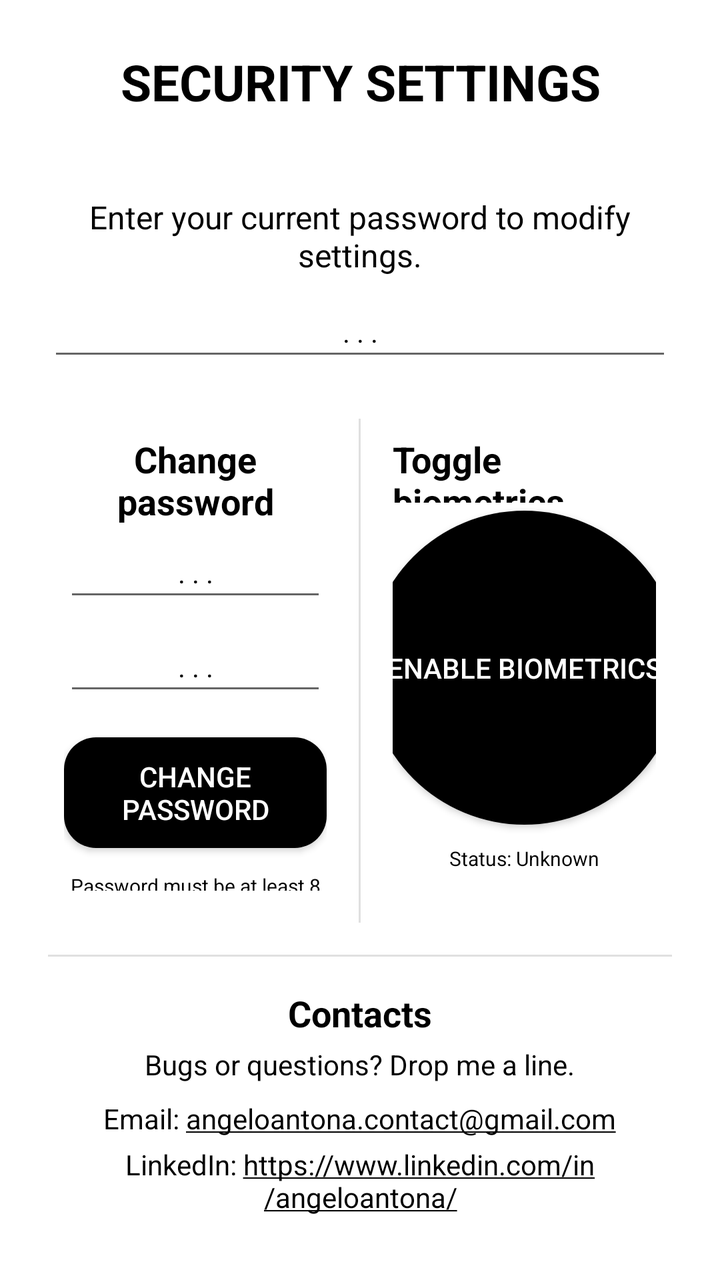
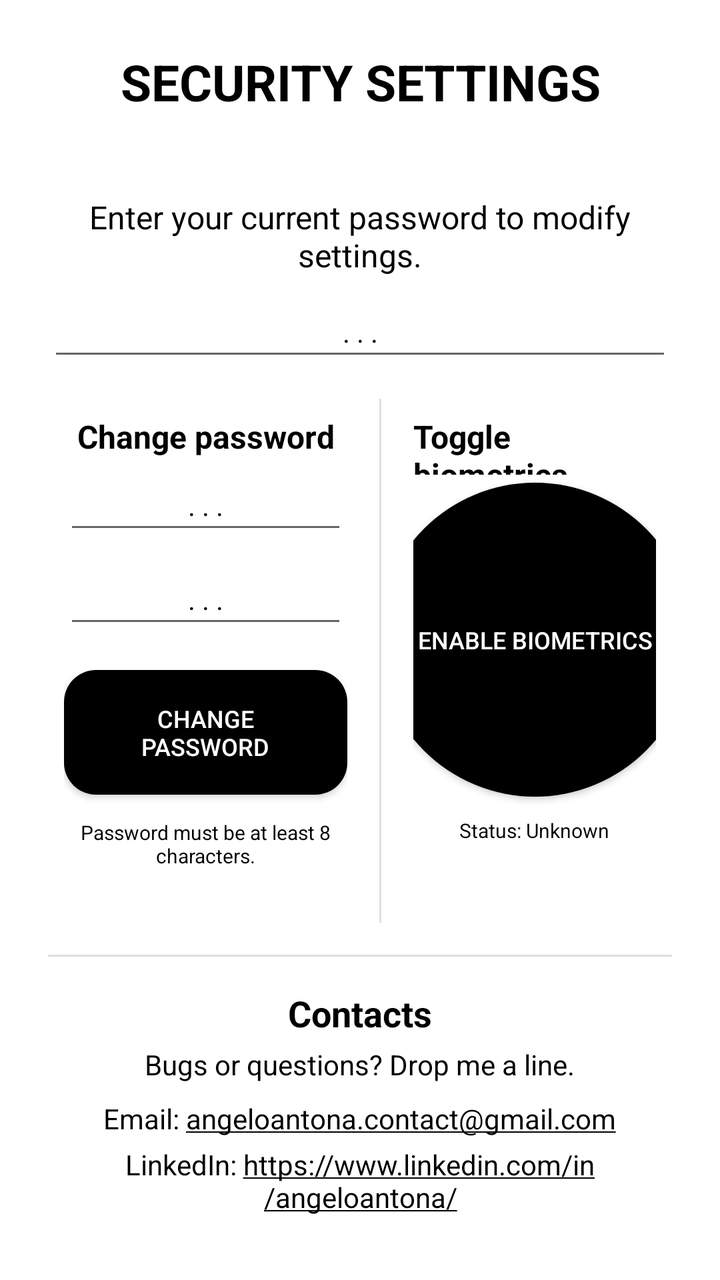

Two renders of the same Android screen: before a commit and after it. Below are the layout's source before the change and the commit's diff.
<!-- AndroidManifest.xml: application theme Theme.SuperSecureNotes -->
<!-- res/layout/activity_mod_lock.xml -->
<?xml version="1.0" encoding="utf-8"?>
<LinearLayout
    xmlns:android="http://schemas.android.com/apk/res/android"
    android:layout_width="match_parent"
    android:layout_height="match_parent"
    android:orientation="vertical"
    android:background="?android:colorBackground"
    android:padding="24dp">

    
    <TextView
        android:id="@+id/screenTitle"
        android:layout_width="wrap_content"
        android:layout_height="wrap_content"
        android:text="SECURITY SETTINGS"
        android:textStyle="bold"
        android:textSize="25sp"
        android:textColor="?android:textColorPrimary"
        android:layout_gravity="center_horizontal"
        android:gravity="center"
        android:layout_marginBottom="40dp" />

    
    <TextView
        android:id="@+id/currentPasswordInstruction"
        android:layout_width="wrap_content"
        android:layout_height="wrap_content"
        android:layout_gravity="center_horizontal"
        android:gravity="center"
        android:layout_marginBottom="8dp"
        android:text="Enter your current password to modify settings."
        android:textColor="?android:textColorPrimary"
        android:textSize="16sp" />

    
    <EditText
        android:id="@+id/previousPasswordEditText"
        android:layout_width="match_parent"
        android:layout_height="wrap_content"
        android:hint=". . ."
        android:inputType="textPassword"
        android:padding="10dp"
        android:textSize="14sp"
        android:gravity="center"
        android:textColor="?android:textColorPrimary"
        android:textColorHint="?android:textColorPrimary"
        android:layout_marginBottom="24dp" />

    
    <LinearLayout
        android:layout_width="match_parent"
        android:layout_height="0dp"
        android:layout_weight="1"
        android:orientation="horizontal">

        
        <LinearLayout
            android:layout_width="0dp"
            android:layout_height="match_parent"
            android:layout_weight="1"
            android:orientation="vertical"
            android:padding="8dp">

            
            <TextView
                android:id="@+id/changePasswordHeader"
                android:layout_width="wrap_content"
                android:layout_height="wrap_content"
                android:text="Change password"
                android:textStyle="bold"
                android:textSize="18sp"
                android:textColor="?android:textColorPrimary"
                android:layout_gravity="center_horizontal"
                android:gravity="center"
                android:layout_marginBottom="4dp" />

            

            <EditText
                android:id="@+id/newPasswordEditText"
                android:layout_width="match_parent"
                android:layout_height="wrap_content"
                android:hint=". . ."
                android:inputType="textPassword"
                android:padding="10dp"
                android:textSize="14sp"
                android:gravity="center"
                android:textColor="?android:textColorPrimary"
                android:textColorHint="?android:textColorPrimary"
                android:layout_marginBottom="8dp" />

            

            
            <EditText
                android:id="@+id/repeatNewPasswordEditText"
                android:layout_width="match_parent"
                android:layout_height="wrap_content"
                android:hint=". . ."
                android:inputType="textPassword"
                android:padding="10dp"
                android:textSize="14sp"
                android:gravity="center"
                android:textColor="?android:textColorPrimary"
                android:textColorHint="?android:textColorPrimary"
                android:layout_marginBottom="16dp" />

            

            <Button
                android:id="@+id/savePasswordButton"
                android:layout_width="wrap_content"
                android:layout_height="wrap_content"
                android:text="Change Password"
                android:background="@drawable/rounded_button"
                android:padding="10dp"
                android:textColor="?android:colorBackground"
                android:layout_gravity="center_horizontal" />

            <TextView
                android:id="@+id/passwordStrengthTextView"
                android:layout_width="wrap_content"
                android:layout_height="wrap_content"
                android:layout_gravity="center_horizontal"
                android:layout_marginBottom="8dp"
                android:gravity="center"
                android:paddingTop="12dp"

                android:text="Password must be at least 8 characters."
                android:textColor="?android:textColorPrimary"
                android:textSize="10sp" />

        </LinearLayout>

        
        <View
            android:layout_width="1dp"
            android:layout_height="match_parent"
            android:layout_marginHorizontal="8dp"
            android:background="?android:dividerHorizontal" />

        
        <LinearLayout
            android:layout_width="0dp"
            android:layout_height="match_parent"
            android:layout_weight="1"
            android:orientation="vertical"
            android:padding="8dp">

            
            <TextView
                android:id="@+id/biometricHeader"
                android:layout_width="wrap_content"
                android:layout_height="34dp"
                android:layout_gravity="center_horizontal"
                android:layout_marginBottom="4dp"
                android:gravity="top"
                android:text="Toggle biometrics"
                android:textColor="?android:textColorPrimary"
                android:textSize="18sp"
                android:textStyle="bold" />

            

            <Button
                android:id="@+id/enableBiometricButton"
                android:layout_width="157dp"
                android:layout_height="157dp"
                android:layout_gravity="center_horizontal"
                android:background="@drawable/round_button"
                android:text="Enable Biometrics"
                android:textColor="?android:colorBackground" />

            <TextView
                android:id="@+id/biometricStatusTextView"
                android:layout_width="wrap_content"
                android:layout_height="wrap_content"
                android:layout_gravity="center_horizontal"
                android:gravity="center"
                android:text="Status: Unknown"
                android:paddingTop="10dp"
                android:textColor="?android:textColorPrimary"
                android:textSize="10sp" />

        </LinearLayout>
    </LinearLayout>

    
    <View
        android:layout_width="match_parent"
        android:layout_height="1dp"
        android:layout_marginVertical="16dp"
        android:background="?android:dividerHorizontal" />

    
    <LinearLayout
        android:layout_width="match_parent"
        android:layout_height="wrap_content"
        android:orientation="vertical"
        android:gravity="center_horizontal">

        <TextView
            android:id="@+id/contactsHeader"
            android:layout_width="wrap_content"
            android:layout_height="wrap_content"
            android:text="Contacts"
            android:textStyle="bold"
            android:textSize="18sp"
            android:textColor="?android:textColorPrimary"
            android:gravity="center"
            android:layout_marginBottom="4dp" />

        
        <TextView
            android:id="@+id/contactPrompt"
            android:layout_width="wrap_content"
            android:layout_height="wrap_content"
            android:text="Bugs or questions? Drop me a line."
            android:textSize="14sp"
            android:textColor="?android:textColorPrimary"
            android:gravity="center"
            android:layout_marginBottom="8dp" />

        <TextView
            android:id="@+id/emailInfo"
            android:layout_width="wrap_content"
            android:layout_height="wrap_content"
            android:text="Email: angeloantona.contact@gmail.com"
            android:autoLink="email"
            android:linksClickable="true"
            android:textColor="?android:textColorPrimary"
            android:textSize="14sp"
            android:gravity="center"
            android:layout_marginBottom="4dp" />

        <TextView
            android:id="@+id/linkedinInfo"
            android:layout_width="wrap_content"
            android:layout_height="wrap_content"
            android:text="LinkedIn: https://www.linkedin.com/in/angeloantona/"
            android:autoLink="web"
            android:linksClickable="true"
            android:textColor="?android:textColorPrimary"
            android:textSize="14sp"
            android:gravity="center"
            android:layout_marginBottom="8dp" />
    </LinearLayout>
</LinearLayout>
<!-- resources referenced by this layout -->
<resources>
  <!-- drawable round_button (drawable) -->
  <?xml version="1.0" encoding="utf-8"?>
  <shape xmlns:android="http://schemas.android.com/apk/res/android"
      android:shape="oval">
      <solid android:color="?android:attr/textColorPrimary" />
  </shape>
  <!-- drawable rounded_button (drawable) -->
  <shape xmlns:android="http://schemas.android.com/apk/res/android">
      
      <solid android:color="?android:attr/textColorPrimary" />
  
      
      <corners android:radius="16dp" />
  </shape>
  <style name="Theme.SuperSecureNotes" parent="Theme.AppCompat.Light.NoActionBar">
          <item name="android:colorBackground">@color/primaryBackgroundColor</item>
          <item name="android:windowLayoutInDisplayCutoutMode">shortEdges</item>
          <item name="android:textColorPrimary">@color/primaryTextColor</item>
          <item name="colorPrimaryDark">@color/primaryBackgroundColor</item>
          <item name="colorAccent">@color/black</item>
  
          
          <item name="actionModeBackground">@color/primaryBackgroundColor</item>
          <item name="actionModeSplitBackground">@color/primaryBackgroundColor</item>
          <item name="actionModeCloseDrawable">@android:drawable/ic_menu_close_clear_cancel</item>
          <item name="android:windowDrawsSystemBarBackgrounds">true</item>
          <item name="android:statusBarColor">@color/primaryBackgroundColor</item>
          <item name="android:navigationBarColor">@color/primaryBackgroundColor</item>
  
          
          <item name="alertDialogTheme">@style/CustomAlertDialogTheme.Light</item>
      </style>
  <color name="primaryBackgroundColor">#FFFFFF</color>
  <color name="primaryTextColor">#000000</color>
  <color name="black">#000000</color>
  <style name="CustomAlertDialogTheme.Light" parent="ThemeOverlay.AppCompat.Dialog.Alert">
          <item name="android:colorBackground">@color/primaryBackgroundColor</item>
          <item name="android:textColorPrimary">@color/primaryTextColor</item>
      </style>
</resources>

<!-- the commit's change to res/layout/activity_mod_lock.xml (unified diff, before → after) -->
@@ -44,12 +44,12 @@
         android:gravity="center"
         android:textColor="?android:textColorPrimary"
         android:textColorHint="?android:textColorPrimary"
-        android:layout_marginBottom="24dp" />
+        android:layout_marginBottom="14dp" />
 
     
     <LinearLayout
-        android:layout_width="match_parent"
-        android:layout_height="0dp"
+        android:layout_width="wrap_content"
+        android:layout_height="329dp"
         android:layout_weight="1"
         android:orientation="horizontal">
 
@@ -66,56 +66,53 @@
                 android:id="@+id/changePasswordHeader"
                 android:layout_width="wrap_content"
                 android:layout_height="wrap_content"
+                android:layout_gravity="center_horizontal"
+                android:layout_marginBottom="4dp"
+                android:gravity="center"
                 android:text="Change password"
-                android:textStyle="bold"
-                android:textSize="18sp"
-                android:textColor="?android:textColorPrimary"
-                android:layout_gravity="center_horizontal"
-                android:gravity="center"
-                android:layout_marginBottom="4dp" />
-
-            
-
+                android:textColor="?android:textColorPrimary"
+                android:textSize="16sp"
+                android:textStyle="bold" />
+
+            
             <EditText
                 android:id="@+id/newPasswordEditText"
                 android:layout_width="match_parent"
                 android:layout_height="wrap_content"
+                android:layout_marginBottom="8dp"
+                android:gravity="center"
                 android:hint=". . ."
                 android:inputType="textPassword"
                 android:padding="10dp"
-                android:textSize="14sp"
-                android:gravity="center"
                 android:textColor="?android:textColorPrimary"
                 android:textColorHint="?android:textColorPrimary"
-                android:layout_marginBottom="8dp" />
-
-            
+                android:textSize="14sp" />
 
             
             <EditText
                 android:id="@+id/repeatNewPasswordEditText"
                 android:layout_width="match_parent"
                 android:layout_height="wrap_content"
+                android:layout_marginBottom="16dp"
+                android:gravity="center"
                 android:hint=". . ."
                 android:inputType="textPassword"
                 android:padding="10dp"
-                android:textSize="14sp"
-                android:gravity="center"
                 android:textColor="?android:textColorPrimary"
                 android:textColorHint="?android:textColorPrimary"
-                android:layout_marginBottom="16dp" />
-
-            
-
+                android:textSize="14sp" />
+
+            
             <Button
                 android:id="@+id/savePasswordButton"
                 android:layout_width="wrap_content"
                 android:layout_height="wrap_content"
+                android:layout_gravity="center_horizontal"
+                android:background="@drawable/rounded_button"
+                android:padding="16dp"
                 android:text="Change Password"
-                android:background="@drawable/rounded_button"
-                android:padding="10dp"
                 android:textColor="?android:colorBackground"
-                android:layout_gravity="center_horizontal" />
+                android:textSize="12sp" />
 
             <TextView
                 android:id="@+id/passwordStrengthTextView"
@@ -125,7 +122,6 @@
                 android:layout_marginBottom="8dp"
                 android:gravity="center"
                 android:paddingTop="12dp"
-
                 android:text="Password must be at least 8 characters."
                 android:textColor="?android:textColorPrimary"
                 android:textSize="10sp" />
@@ -151,17 +147,16 @@
             <TextView
                 android:id="@+id/biometricHeader"
                 android:layout_width="wrap_content"
-                android:layout_height="34dp"
+                android:layout_height="30dp"
                 android:layout_gravity="center_horizontal"
                 android:layout_marginBottom="4dp"
                 android:gravity="top"
                 android:text="Toggle biometrics"
                 android:textColor="?android:textColorPrimary"
-                android:textSize="18sp"
+                android:textSize="16sp"
                 android:textStyle="bold" />
 
             
-
             <Button
                 android:id="@+id/enableBiometricButton"
                 android:layout_width="157dp"
@@ -169,7 +164,8 @@
                 android:layout_gravity="center_horizontal"
                 android:background="@drawable/round_button"
                 android:text="Enable Biometrics"
-                android:textColor="?android:colorBackground" />
+                android:textColor="?android:colorBackground"
+                android:textSize="12sp" />
 
             <TextView
                 android:id="@+id/biometricStatusTextView"
@@ -177,8 +173,8 @@
                 android:layout_height="wrap_content"
                 android:layout_gravity="center_horizontal"
                 android:gravity="center"
+                android:paddingTop="10dp"
                 android:text="Status: Unknown"
-                android:paddingTop="10dp"
                 android:textColor="?android:textColorPrimary"
                 android:textSize="10sp" />
 
